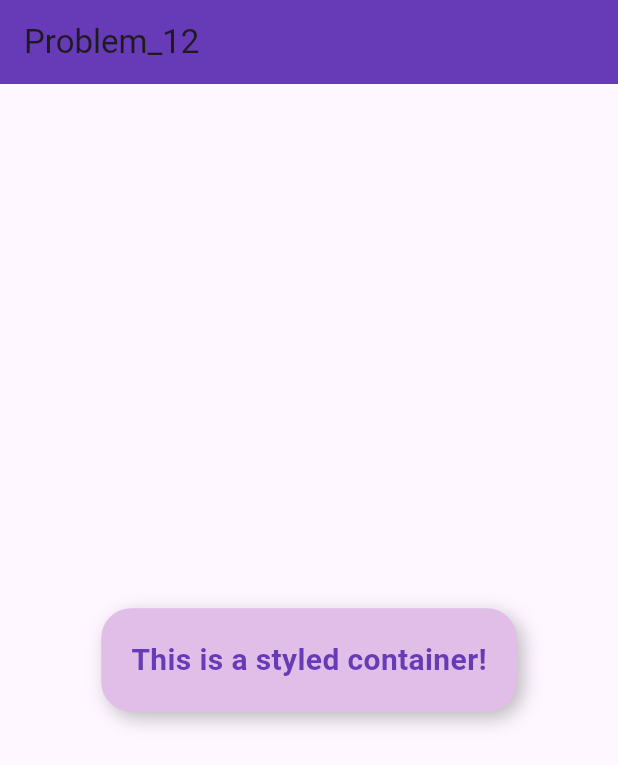
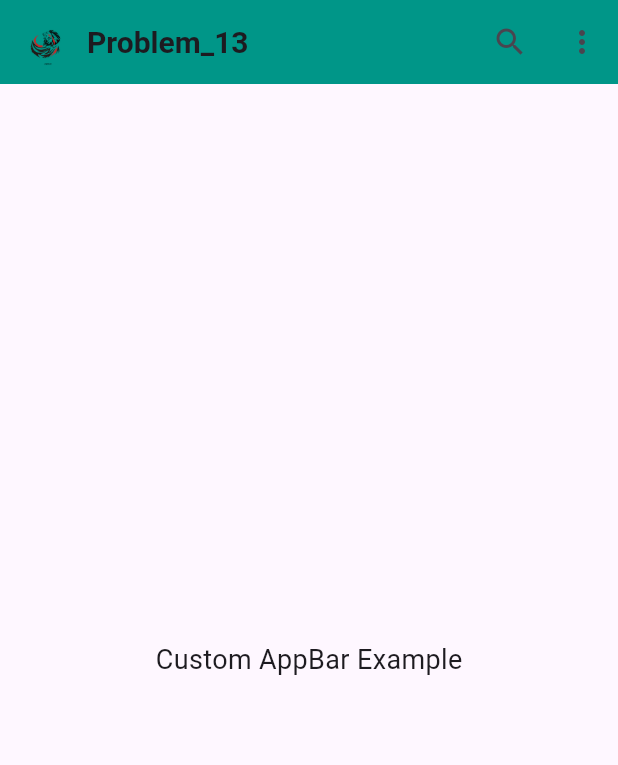
Before and after one commit to momen162/flutterTrackerLab, a Flutter app: the screen it shows after launch, on a phone screen of 412 x 824 dp. Shown: the top 765 px of the screen. Run offline on Flutter 3.47's test engine with Material 3 defaults, Android fonts, the phone set to English and light mode, and no system bars.

Commit message:
Problem13

```diff
--- a/lib/main.dart
+++ b/lib/main.dart
@@ -11,6 +11,7 @@ import 'problem_9.dart';
 import 'problem_10.dart';
 import 'problem_11.dart';
 import 'problem_12.dart';
+import 'problem_13.dart';
 
 
 void main() {
@@ -35,7 +36,8 @@ class MyApp extends StatelessWidget {
         //Problem_9(),
         //Problem_10(),
         //Problem_11(),
-        Problem_12(),
+        //Problem_12(),
+        Problem_13(),
     );
   }
 }
--- /dev/null
+++ b/lib/problem_13.dart
@@ -0,0 +1,51 @@
+import 'package:flutter/material.dart';
+
+class Problem_13 extends StatelessWidget {
+  const Problem_13({super.key});
+
+  @override
+  Widget build(BuildContext context) {
+    return Scaffold(
+      appBar: AppBar(
+        backgroundColor: Colors.teal,
+        title: Row(
+          children: [
+            Image.asset(
+              'assets/logo.png',
+              height: 32,
+              width: 32,
+            ),
+            const SizedBox(width: 10),
+            const Text(
+              'Problem_13',
+              style: TextStyle(
+                fontWeight: FontWeight.bold,
+                fontSize: 20,
+              ),
+            ),
+          ],
+        ),
+        actions: [
+          IconButton(
+            icon: const Icon(Icons.search),
+            onPressed: () {
+              // Add search functionality here
+            },
+          ),
+          IconButton(
+            icon: const Icon(Icons.more_vert),
+            onPressed: () {
+              // Add menu options here
+            },
+          ),
+        ],
+      ),
+      body: const Center(
+        child: Text(
+          'Custom AppBar Example',
+          style: TextStyle(fontSize: 18),
+        ),
+      ),
+    );
+  }
+}
```
